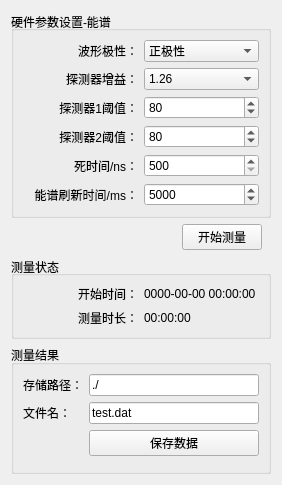
The window that spectrumModel.ui (MrXiaomao/Cu_Activation) describes before a commit, drawn with Qt 5.
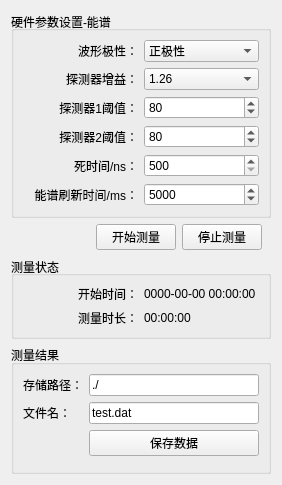
The same window after the commit.

Commit message: 1、修复波形测量、能谱测量无法停止等问题。 2、修复能窗自动更新的异常。 3、修复显示最近能谱无更新、重新测量未初始化等问题。 由潘工修改

Diff of the .ui file:
```diff
--- a/spectrumModel.ui
+++ b/spectrumModel.ui
@@ -258,6 +258,13 @@
            </property>
           </widget>
          </item>
+         <item>
+          <widget class="QPushButton" name="pushButton_stop">
+           <property name="text">
+            <string>停止测量</string>
+           </property>
+          </widget>
+         </item>
         </layout>
        </widget>
       </item>
```
The commit also changes 15 other files.
